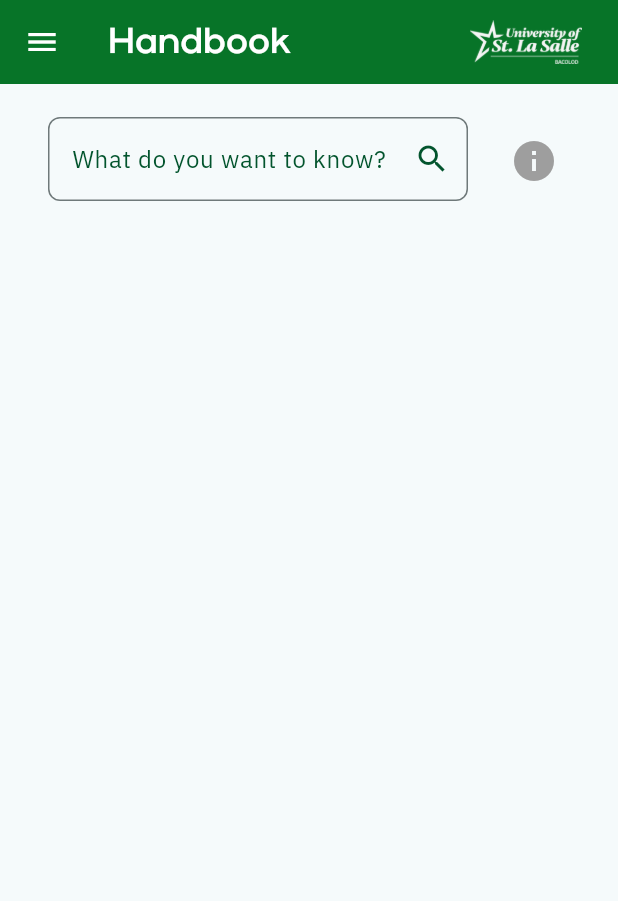
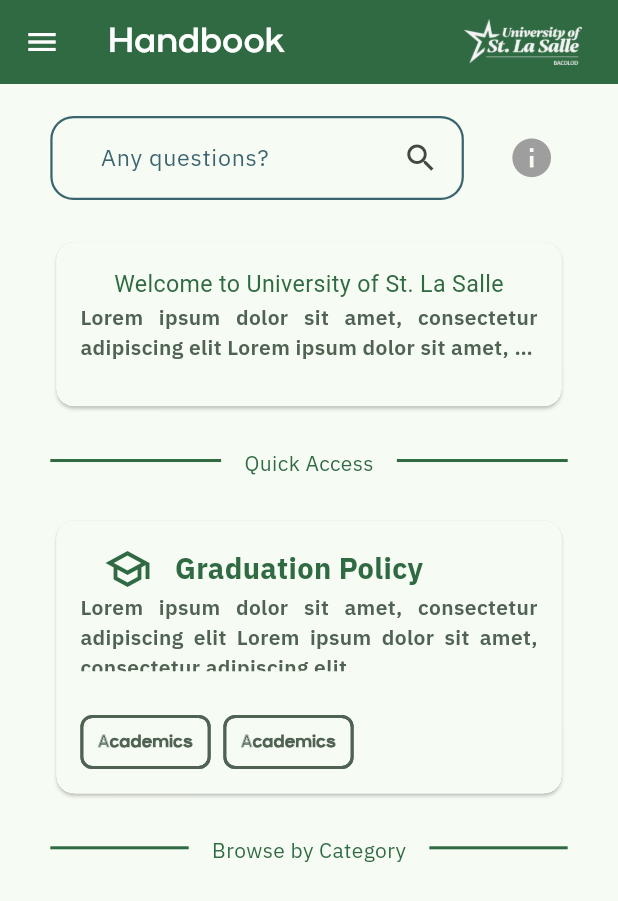
Before and after one commit to ascxiao/handbook, a Flutter app: the screen it shows after launch, on a phone screen of 412 x 824 dp. Shown: the top 901 px of the screen. Run offline on Flutter 3.47's test engine with Material 3 defaults, Android fonts, the phone set to English and light mode, and no system bars; our stand-ins replace flutter_screenutil, gap.

Commit message:
Added card and segment and tags yipeee

```diff
--- /dev/null
+++ b/lib/extensions/SpacedBy.dart
@@ -0,0 +1,11 @@
+import 'package:flutter/material.dart';
+
+extension SpacedBy on List<Widget> {
+  List<Widget> spacedBy(double space) {
+    if (isEmpty) return this;
+    return List.generate(length * 2 - 1, (index) {
+      if (index.isEven) return this[index ~/ 2];
+      return SizedBox(height: space, width: space);
+    });
+  }
+}
--- a/lib/main.dart
+++ b/lib/main.dart
@@ -1,31 +1,55 @@
 import 'package:flutter/material.dart';
+import 'package:flutter_screenutil/flutter_screenutil.dart';
+import 'package:gap/gap.dart';
+import 'package:handbook/widgets/search_bar.dart';
+import 'extensions/SpacedBy.dart';
+import 'widgets/segment_divider.dart';
+import 'widgets/title_card.dart';
+import 'widgets/topic_card.dart';
+import 'widgets/topic_chip.dart';
 
 void main() {
   runApp(const MyApp());
 }
-
-String? title = 'Handbook';
-String? schoolLogo = 'assets/images/usls.png';
 
 class MyApp extends StatelessWidget {
   const MyApp({super.key});
 
   @override
   Widget build(BuildContext context) {
+    return ScreenUtilInit(
+      designSize: Size(393, 852),
+      minTextAdapt: true,
+      splitScreenMode: true,
+      builder: (context, child) {
         return MaterialApp(
           debugShowCheckedModeBanner: false,
           theme: ThemeData(
             colorScheme: ColorScheme.fromSeed(
-          seedColor: Colors.white,
+              seedColor: Color(0xFF006633),
               brightness: Brightness.light,
             ),
           ),
-      home: Scaffold(
+          home: const MainScreen(),
+        );
+      },
+    );
+  }
+}
+
+class MainScreen extends StatelessWidget {
+  const MainScreen({super.key});
+
+  final String? title = 'Handbook';
+  final String? schoolLogo = 'assets/images/usls.png';
+  @override
+  Widget build(BuildContext context) {
+    return Scaffold(
       appBar: AppBar(
         title: Text(
           title!,
           style: TextStyle(
-              fontSize: 24,
+            fontSize: 24.sp,
             fontFamily: 'Gilgan',
             fontWeight: FontWeight.w400,
             color: Colors.white,
@@ -36,60 +60,44 @@
             padding: const EdgeInsets.only(right: 24.0),
             child: Image.asset(
               'assets/images/usls.png',
-                height: 75,
-                width: 75,
+              height: 75.h,
+              width: 75.w,
             ),
           ),
         ],
         iconTheme: IconThemeData(color: Colors.white),
         centerTitle: false,
-          backgroundColor: const Color(0xFF077428),
+        backgroundColor: Theme.of(context).colorScheme.primary,
       ),
       drawer: SafeArea(child: Drawer(surfaceTintColor: Colors.white)),
       body: Padding(
-          padding: const EdgeInsets.symmetric(vertical: 22.0, horizontal: 32),
-          child: Stack(
+        padding: EdgeInsets.symmetric(vertical: 22.h, horizontal: 32.w),
+        child: Column(
           children: <Widget>[
             Row(
               mainAxisAlignment: MainAxisAlignment.spaceBetween,
               children: [
-                  SizedBox(
-                    height: 58,
-                    width: 280,
-                    child: TextField(
-                      decoration: InputDecoration(
-                        hintText: 'What do you want to know?',
-                        hintStyle: TextStyle(
-                          fontFamily: 'IBM Plex Sans',
-                          fontSize: 16,
-                          color: Color(0xFF02542D),
-                        ),
-                        suffixIcon: Icon(
-                          Icons.search,
-                          color: Color(0xFF02542D),
-                        ),
-                        border: OutlineInputBorder(
-                          borderRadius: BorderRadius.circular(8),
-                          borderSide: BorderSide(
-                            width: 2,
-                            color: Color(0xFF077428),
-                          ),
-                        ),
-                        filled: false,
-                        fillColor: Colors.grey,
-                      ),
-                      onChanged: (value) => (),
-                    ),
-                  ),
+                SearchBarApp(width: 263, height: 58),
                 IconButton(
                   icon: Icon(Icons.info, color: Colors.grey),
-                    iconSize: 32,
+                  iconSize: 32.r,
                   onPressed: () {},
                 ),
               ],
             ),
-            ],
+            TitleCard(
+              title: 'Welcome to University of St. La Salle',
+              content:
+                  'Lorem ipsum dolor sit amet, consectetur adipiscing elit Lorem ipsum dolor sit amet, consectetur adipiscing elit.',
             ),
+            SegmentDivider(segment: 'Quick Access'),
+            TopicCard(
+              title: 'Graduation Policy',
+              preview:
+                  'Lorem ipsum dolor sit amet, consectetur adipiscing elit Lorem ipsum dolor sit amet, consectetur adipiscing elit.',
+            ),
+            SegmentDivider(segment: 'Browse by Category'),
+          ].spacedBy(25.h),
         ),
       ),
     );
--- /dev/null
+++ b/lib/widgets/search_bar.dart
@@ -0,0 +1,61 @@
+import 'package:flutter/material.dart';
+import 'package:flutter_screenutil/flutter_screenutil.dart';
+
+class SearchBarApp extends StatelessWidget {
+  final double width;
+  final double height;
+
+  const SearchBarApp({super.key, required this.width, required this.height});
+
+  @override
+  Widget build(BuildContext context) {
+    return SearchAnchor(
+      builder: (BuildContext context, SearchController controller) {
+        return SizedBox(
+          height: height.h,
+          width: width.w,
+          child: SearchBar(
+            hintText: 'Any questions?',
+            hintStyle: WidgetStateProperty.all(
+              TextStyle(
+                color: Theme.of(context).colorScheme.tertiary,
+                fontFamily: 'IBM Plex Sans',
+                fontSize: 16.sp,
+              ),
+            ),
+            elevation: WidgetStateProperty.all(0),
+            backgroundColor: WidgetStateProperty.all(
+              Theme.of(context).colorScheme.surface,
+            ),
+            side: WidgetStateProperty.all(
+              BorderSide(
+                color: Theme.of(context).colorScheme.tertiary,
+                width: 1.5,
+              ),
+            ),
+            shape: WidgetStateProperty.all(
+              RoundedRectangleBorder(borderRadius: BorderRadius.circular(16.r)),
+            ),
+            controller: controller,
+            padding: WidgetStatePropertyAll<EdgeInsets>(
+              EdgeInsets.symmetric(horizontal: 16.w, vertical: 8.h),
+            ),
+            onTap: () {
+              controller.openView();
+            },
+            onChanged: (value) {
+              controller.openView();
+            },
+            trailing: <Widget>[Icon(Icons.search)],
+          ),
+        );
+      },
+      suggestionsBuilder: (BuildContext context, SearchController controller) {
+        return List<ListTile>.generate(5, (int index) {
+          final String item = 'item $index';
+          return ListTile(title: Text(item), onTap: () {});
+        });
+      },
+    );
+  }
+}
--- /dev/null
+++ b/lib/widgets/segment_divider.dart
@@ -0,0 +1,33 @@
+import 'package:flutter/material.dart';
+import 'package:flutter_screenutil/flutter_screenutil.dart';
+
+class SegmentDivider extends StatelessWidget {
+  final String segment;
+  const SegmentDivider({super.key, required this.segment});
+
+  @override
+  Widget build(BuildContext context) {
+    return Stack(
+      children: [
+        Divider(color: Theme.of(context).colorScheme.primary, thickness: 2),
+        Row(
+          mainAxisAlignment: MainAxisAlignment.center,
+          children: [
+            Container(
+              padding: EdgeInsets.symmetric(horizontal: 16.h),
+              color: Theme.of(context).colorScheme.surface,
+              child: Text(
+                segment,
+                textAlign: TextAlign.center,
+                style: TextStyle(
+                  fontFamily: 'IBM Plex Sans',
+                  color: Theme.of(context).colorScheme.primary,
+                ),
+              ),
+            ),
+          ],
+        ),
+      ],
+    );
+  }
+}
--- /dev/null
+++ b/lib/widgets/title_card.dart
@@ -0,0 +1,62 @@
+import 'package:flutter/material.dart';
+import 'package:flutter_screenutil/flutter_screenutil.dart';
+
+class TitleCard extends StatelessWidget {
+  final String title;
+  final String content;
+
+  const TitleCard({super.key, required this.title, required this.content});
+
+  @override
+  Widget build(BuildContext context) {
+    return Card(
+      clipBehavior: Clip.hardEdge,
+      child: InkWell(
+        splashColor: Colors.green.withAlpha(30),
+        onTap: () {
+          print('Card tapped.');
+        },
+        child: Ink(
+          width: 342.w,
+          height: 113.h,
+          padding: EdgeInsets.all(16),
+          color: Theme.of(context).colorScheme.surface,
+          child: Column(
+            children: <Widget>[
+              Text(
+                title,
+                textAlign: TextAlign.center,
+                style: TextStyle(
+                  fontFamily: '',
+                  fontSize: 16.sp,
+                  height: 1.62.h,
+                  fontVariations: const [FontVariation('wght', 900)],
+                  color: Theme.of(context).colorScheme.primary,
+                ),
+              ),
+              Wrap(
+                children: [
+                  SizedBox(
+                    height: 48.h,
+                    width: 295.w,
+                    child: Text(
+                      content,
+                      maxLines: 2,
+                      textAlign: TextAlign.justify,
+                      style: TextStyle(
+                        fontFamily: 'IBM Plex Sans',
+                        fontWeight: FontWeight.w600,
+                        color: Theme.of(context).colorScheme.secondary,
+                        overflow: TextOverflow.ellipsis,
+                      ),
+                    ),
+                  ),
+                ],
+              ),
+            ],
+          ),
+        ),
+      ),
+    );
+  }
+}
--- /dev/null
+++ b/lib/widgets/topic_card.dart
@@ -0,0 +1,89 @@
+import 'package:flutter/material.dart';
+import 'package:gap/gap.dart';
+import 'package:handbook/widgets/topic_chip.dart';
+import 'package:flutter_screenutil/flutter_screenutil.dart';
+
+import '../extensions/SpacedBy.dart';
+
+class TopicCard extends StatelessWidget {
+  final String title;
+  final String preview;
+  //! ADD SOMETHING FOR THE TAGS/CHIPS
+
+  const TopicCard({super.key, required this.title, required this.preview});
+
+  @override
+  Widget build(BuildContext context) {
+    return Card(
+      clipBehavior: Clip.hardEdge,
+      child: InkWell(
+        splashColor: Colors.green.withAlpha(30),
+        onTap: () {
+          print('Card tapped.');
+        },
+        child: Ink(
+          width: 342.w,
+          height: 188.h,
+          padding: EdgeInsets.all(16),
+          color: Theme.of(context).colorScheme.surface,
+          child: Column(
+            children: <Widget>[
+              Row(
+                children: [
+                  Container(
+                    padding: EdgeInsets.symmetric(horizontal: 16.r),
+                    child: Icon(
+                      Icons.school_outlined,
+                      size: 32,
+                      color: Theme.of(context).colorScheme.primary,
+                    ),
+                  ),
+                  Wrap(
+                    children: [
+                      Text(
+                        title,
+                        style: TextStyle(
+                          fontFamily: 'IBM Plex Sans',
+                          fontSize: 20.sp,
+                          height: 1.62.h,
+                          fontVariations: const [FontVariation('wght', 900)],
+                          color: Theme.of(context).colorScheme.primary,
+                        ),
+                      ),
+                    ],
+                  ),
+                ],
+              ),
+              Wrap(
+                children: [
+                  SizedBox(
+                    height: 54.h,
+                    width: 295.w,
+                    child: Text(
+                      preview,
+                      maxLines: 3,
+                      textAlign: TextAlign.justify,
+                      style: TextStyle(
+                        fontFamily: 'IBM Plex Sans',
+                        fontWeight: FontWeight.w600,
+                        color: Theme.of(context).colorScheme.secondary,
+                        overflow: TextOverflow.ellipsis,
+                      ),
+                    ),
+                  ),
+                ],
+              ),
+              Gap(24.h),
+              Row(
+                children: [
+                  Topic(topicName: 'Academics'),
+                  Topic(topicName: 'Academics'),
+                ].spacedBy(8.w),
+              ),
+            ],
+          ),
+        ),
+      ),
+    );
+  }
+}
--- /dev/null
+++ b/lib/widgets/topic_chip.dart
@@ -0,0 +1,29 @@
+import 'package:flutter/material.dart';
+import 'package:flutter_screenutil/flutter_screenutil.dart';
+
+class Topic extends StatelessWidget {
+  final String topicName;
+
+  const Topic({super.key, required this.topicName});
+
+  @override
+  Widget build(BuildContext context) {
+    return Chip(
+      label: Text(
+        topicName,
+        textAlign: TextAlign.center,
+        style: TextStyle(
+          fontFamily: 'Gilgan',
+          color: Theme.of(context).colorScheme.secondary,
+          fontSize: 12.sp,
+          fontWeight: FontWeight.w900,
+        ),
+      ),
+      side: BorderSide(
+        color: Theme.of(context).colorScheme.secondary,
+        width: 2,
+      ),
+      padding: EdgeInsets.all(2.r),
+    );
+  }
+}
--- a/pubspec.yaml
+++ b/pubspec.yaml
@@ -34,6 +34,8 @@
   # The following adds the Cupertino Icons font to your application.
   # Use with the CupertinoIcons class for iOS style icons.
   cupertino_icons: ^1.0.8
+  flutter_screenutil: ^5.9.3
+  gap: ^3.0.1
 
 dev_dependencies:
   flutter_test:
@@ -83,6 +85,7 @@
       fonts:
         - asset: assets\fonts\IBMPlexSans-VariableFont_wdth,wght.ttf
         - asset: assets\fonts\IBMPlexSans-Italic-VariableFont_wdth,wght.ttf
+          style: italic
   #
   # For details regarding fonts from package dependencies,
   # see https://flutter.dev/to/font-from-package
```
Also changed, not shown: pubspec.lock. Lines whose indentation alone changed are shown as unchanged.
